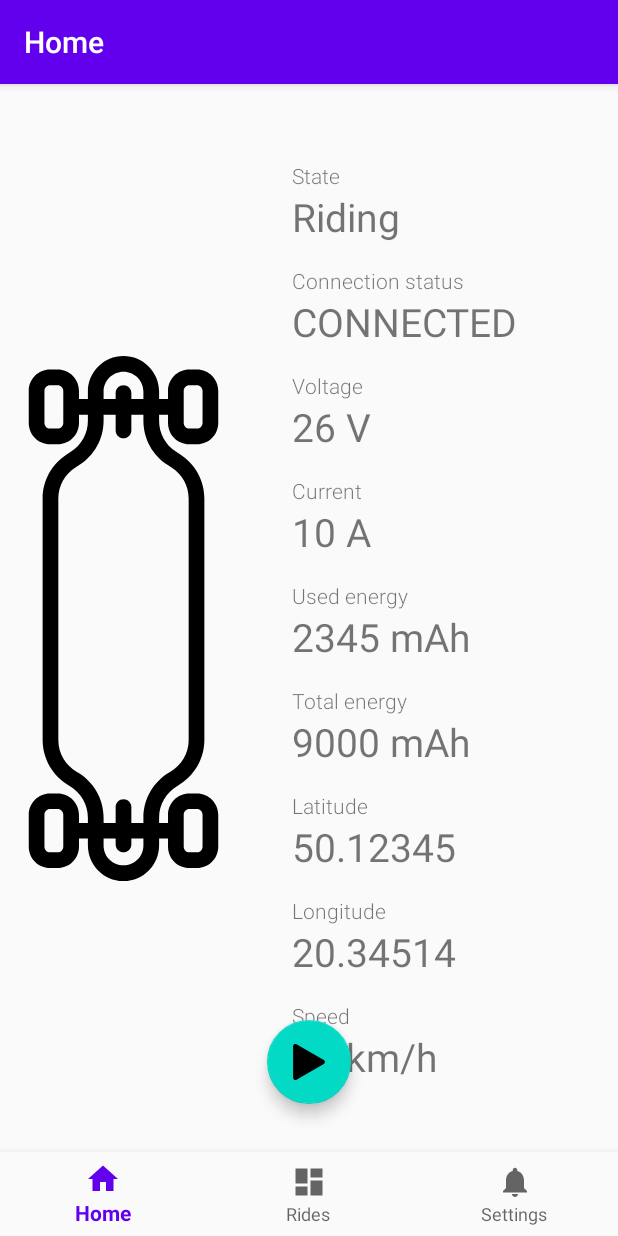
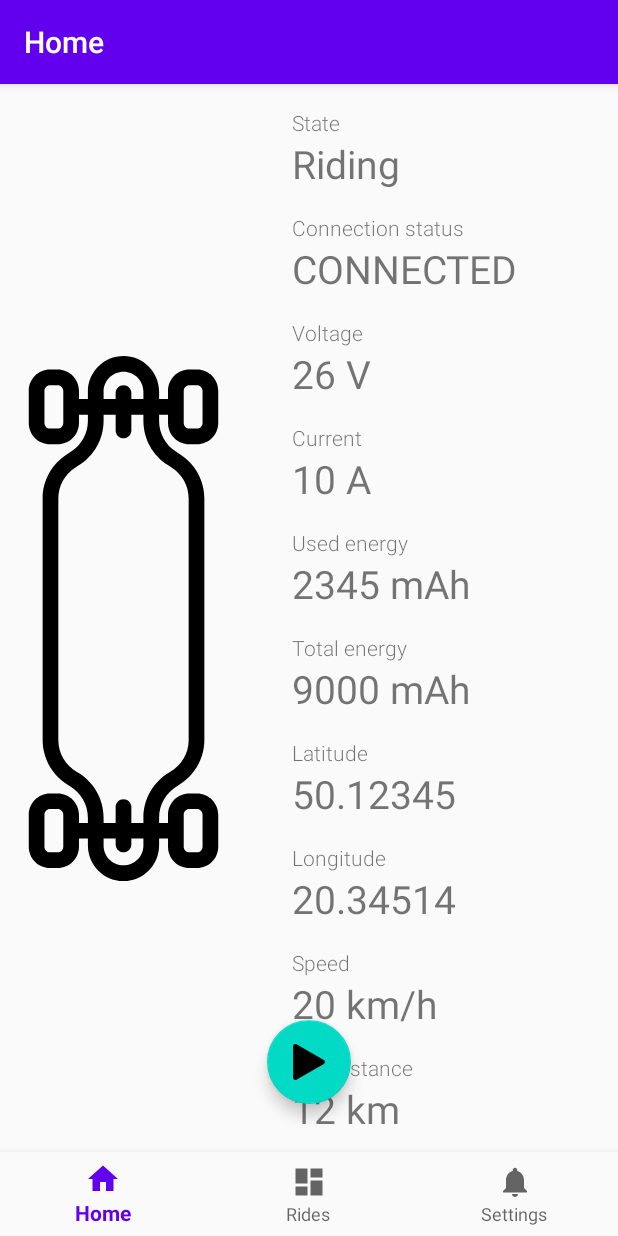
Before and after one commit to pwiklowski/esk8pal-android, an Android app: the HomeFragment screen opened directly, with no data from a screen before it, on a phone screen of 412 x 824 dp. Run offline under Robolectric (Android 15) with nearby library versions, the phone set to English and light mode, and no system bars; our stand-ins replace RxJava, navigation-ui; libraries missing offline, so code that uses them is left out: com.polidea.rxandroidble2; 2 statements that could not run were skipped.

Commit message:
Show trip distance on main screen

```diff
--- a/app/src/main/java/com/wiklosoft/esk8logger/BleClient.kt
+++ b/app/src/main/java/com/wiklosoft/esk8logger/BleClient.kt
@@ -29,6 +29,7 @@ private const val CHAR_TOTAL_ENERGY = "0000ff04-0000-1000-8000-00805f9b34fb"
 private const val CHAR_LATITUDE = "0000fe01-0000-1000-8000-00805f9b34fb"
 private const val CHAR_LONGITUDE = "0000fe02-0000-1000-8000-00805f9b34fb"
 private const val CHAR_SPEED = "0000fe03-0000-1000-8000-00805f9b34fb"
+private const val CHAR_TRIP_DISTANCE = "0000fe04-0000-1000-8000-00805f9b34fb"
 
 
 private const val CHAR_MANUAL_RIDE_START = "0000fd02-0000-1000-8000-00805f9b34fb"
@@ -63,6 +64,8 @@ class BleClient {
     var totalEnergy = BehaviorSubject.create<Double>()
 
     var speed = BehaviorSubject.create<Double>()
+    var tripDistance = BehaviorSubject.create<Double>()
+
     var latitude = BehaviorSubject.create<Double>()
     var longitude = BehaviorSubject.create<Double>()
 
@@ -106,6 +109,8 @@ class BleClient {
         observeLatitude()
         observeLongitude()
         observeSpeed()
+
+        observeTripDistance()
 
         observeState()
     }
@@ -223,6 +228,16 @@ class BleClient {
         })
     }
 
+    private fun observeTripDistance() {
+        connection?.setupNotification(UUID.fromString(CHAR_TRIP_DISTANCE))?.subscribe({ observable ->
+            observable.subscribe { data ->
+                tripDistance.onNext(processData(data))
+            }
+        }, {
+            Log.e(TAG, it.message);
+        })
+    }
+
     private fun observeLatitude() {
         connection?.setupNotification(UUID.fromString(CHAR_LATITUDE))?.subscribe({ observable ->
             observable.subscribe { data ->
--- a/app/src/main/java/com/wiklosoft/esk8logger/ui/home/HomeFragment.kt
+++ b/app/src/main/java/com/wiklosoft/esk8logger/ui/home/HomeFragment.kt
@@ -11,6 +11,7 @@ import androidx.lifecycle.ViewModelProviders
 import com.google.android.material.floatingactionbutton.FloatingActionButton
 import com.wiklosoft.esk8logger.Esk8palState
 import com.wiklosoft.esk8logger.R
+import kotlinx.android.synthetic.main.fragment_home.*
 
 
 class HomeFragment : Fragment() {
@@ -114,6 +115,12 @@ class HomeFragment : Fragment() {
                 "%.2f km/h".format((it))
             } ?: ""
         })
+
+        homeViewModel.tripDistance.observe(viewLifecycleOwner, Observer {
+            trip_distance.text = it?.let {
+                "%.2f km".format((it))
+            } ?: ""
+        })
         return root
     }
 }
--- a/app/src/main/java/com/wiklosoft/esk8logger/ui/home/HomeViewModel.kt
+++ b/app/src/main/java/com/wiklosoft/esk8logger/ui/home/HomeViewModel.kt
@@ -24,6 +24,7 @@ class HomeViewModel : AndroidViewModel {
     var totalEnergy = MutableLiveData<Double>()
 
     var speed = MutableLiveData<Double>()
+    var tripDistance = MutableLiveData<Double>()
     var latitude = MutableLiveData<Double>()
     var longitude = MutableLiveData<Double>()
 
@@ -58,6 +59,10 @@ class HomeViewModel : AndroidViewModel {
             speed.postValue(it)
         }
 
+        bleClient.tripDistance.subscribe {
+            tripDistance.postValue(it)
+        }
+
         bleClient.state.subscribe {
             state.postValue(it)
         }
--- a/app/src/main/res/layout/fragment_home.xml
+++ b/app/src/main/res/layout/fragment_home.xml
@@ -147,6 +147,19 @@
             android:layout_height="wrap_content"
             android:text="20 km/h" />
 
+        <TextView
+            style="@style/LabelText"
+            android:layout_width="match_parent"
+            android:layout_height="wrap_content"
+            android:text="Trip distance" />
+
+        <TextView
+            android:id="@+id/trip_distance"
+            style="@style/ValueText"
+            android:layout_width="match_parent"
+            android:layout_height="wrap_content"
+            android:text="12 km" />
+
 
     </LinearLayout>
 
```
